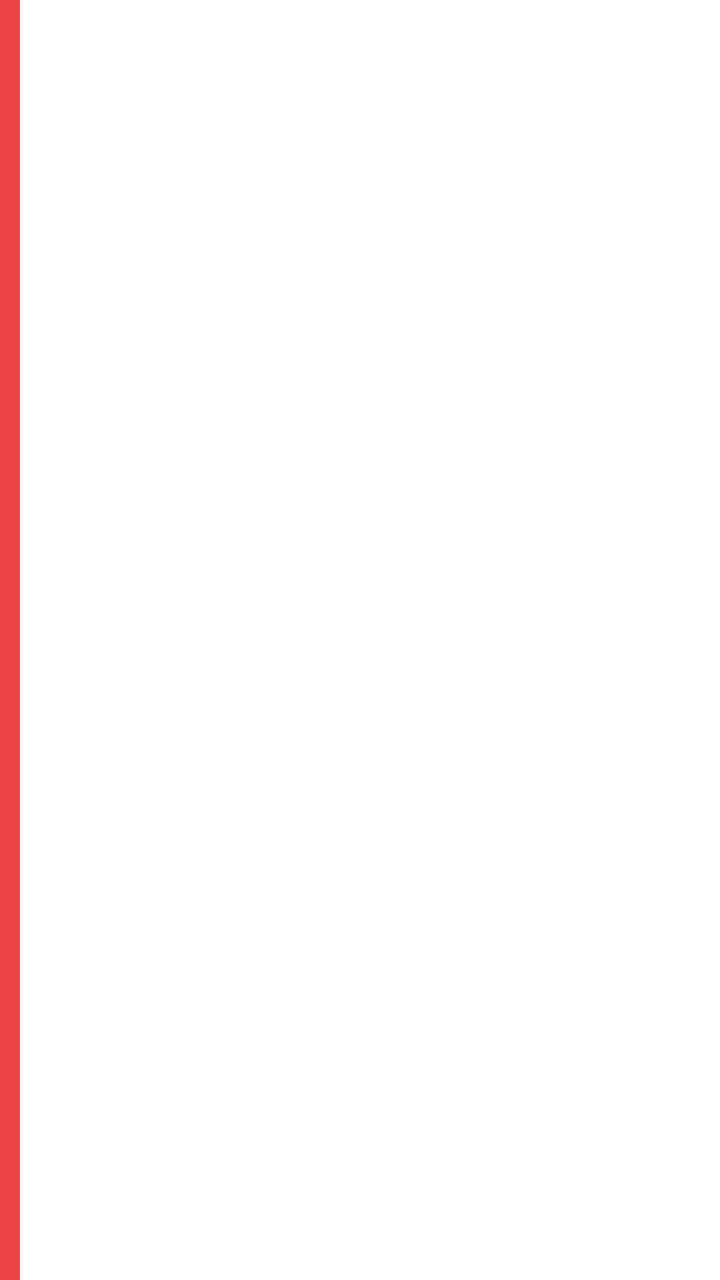
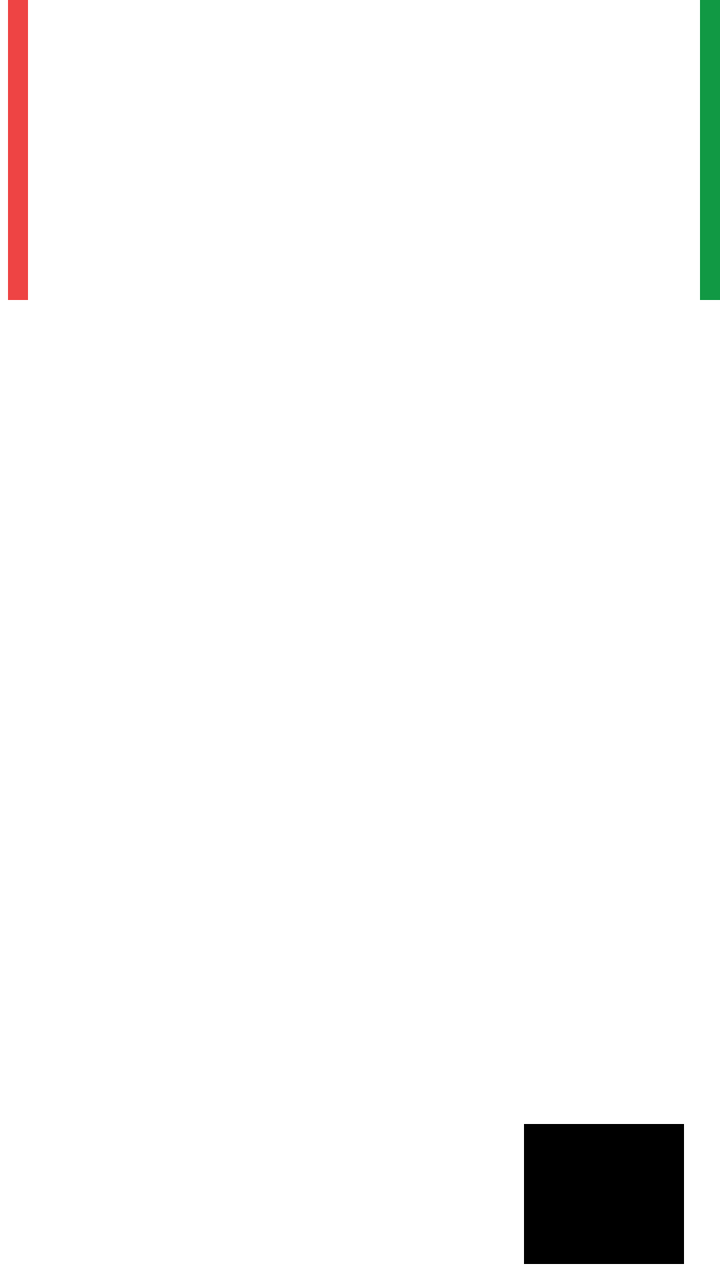

The first picture is an Android layout as it rendered before a commit; the second is the same layout after the commit. The layout source and the unified diff follow.
<!-- AndroidManifest.xml: application theme AppTheme -->
<!-- res/layout/item_index.xml -->
<?xml version="1.0" encoding="utf-8"?>
<LinearLayout xmlns:android="http://schemas.android.com/apk/res/android"
    android:id="@+id/spawn_item_view"
    android:layout_width="match_parent"
    android:layout_height="wrap_content"
    android:orientation="vertical"
    android:layout_margin="1dp"
    android:background="#fff">

    <FrameLayout
        android:id="@+id/index_remove_view"
        android:layout_width="10dp"
        android:layout_height="match_parent"
        android:gravity="center"
        android:textSize="@dimen/text_size_paragraph_title"
        android:background="@color/colorAttention"
        android:textColor="#fff"
        android:textStyle="bold"
        android:text="@string/symbol_decrement_button"/>

    <TextView
        android:id="@+id/spawn_item_primary"
        android:layout_width="match_parent"
        android:layout_height="wrap_content"
        android:layout_margin="4dp"
        android:textSize="@dimen/text_size_paragraph_title"
        android:textAppearance="?attr/textAppearanceListItem" />

    <LinearLayout xmlns:android="http://schemas.android.com/apk/res/android"
        android:layout_width="match_parent"
        android:layout_height="0dp"
        android:layout_weight="1"
        android:orientation="horizontal"
        android:baselineAligned="false"
        android:gravity="center">

        <LinearLayout xmlns:android="http://schemas.android.com/apk/res/android"
            android:layout_width="0dp"
            android:layout_height="match_parent"
            android:layout_weight="1"
            android:orientation="vertical">

            <TextView
                android:id="@+id/spawn_item_secondary"
                android:layout_width="match_parent"
                android:layout_height="wrap_content"
                android:layout_margin="4dp"
                android:textAppearance="?attr/textAppearanceListItem" />

            <TextView
                android:id="@+id/spawn_item_tertiary"
                android:layout_width="match_parent"
                android:layout_height="wrap_content"
                android:layout_margin="4dp"
                android:textAppearance="?attr/textAppearanceListItem" />

        </LinearLayout>

        <RelativeLayout
            android:layout_width="wrap_content"
            android:layout_height="match_parent"
            android:background="#000"
            android:gravity="end">

            <ImageView
                android:id="@+id/spawn_item_logo"
                android:layout_width="wrap_content"
                android:layout_height="match_parent"
                android:adjustViewBounds="true"
                android:contentDescription="@string/description_charity_logo"/>

        </RelativeLayout>

    </LinearLayout>

    <FrameLayout
        android:id="@+id/index_add_view"
        android:layout_width="10dp"
        android:layout_height="match_parent"
        android:gravity="center"
        android:textSize="@dimen/text_size_paragraph_title"
        android:background="@color/colorConversionDark"
        android:textColor="#fff"
        android:textStyle="bold"
        android:text="+"/>

</LinearLayout>
<!-- resources referenced by this layout -->
<resources>
  <color name="colorAttention">#EE4444</color>
  <color name="colorConversionDark">#119944</color>
  <dimen name="text_size_paragraph_title">20sp</dimen>
  <string name="description_charity_logo">This is the logo that corresponds to the listed charity</string>
  <string name="symbol_decrement_button">—</string>
  <style name="AppTheme" parent="Theme.AppCompat.Light.DarkActionBar">
          <item name="colorPrimary">@color/colorPrimary</item>
          <item name="colorPrimaryDark">@color/colorPrimaryDark</item>
          <item name="colorAccent">@color/colorAccent</item>
          <item name="popupMenuStyle">@style/AppTheme.PopupOverlay</item>
      </style>
  <color name="colorPrimary">#00B0FF</color>
  <color name="colorPrimaryDark">#0081CB</color>
  <color name="colorAccent">#F7BA28</color>
  <style name="AppTheme.PopupOverlay" parent="@android:style/Widget.PopupMenu">
          <item name="android:background">@color/colorPrimary</item>
      </style>
</resources>

<!-- the commit's change to res/layout/item_index.xml (unified diff, before → after) -->
@@ -1,87 +1,99 @@
 <?xml version="1.0" encoding="utf-8"?>
-<LinearLayout xmlns:android="http://schemas.android.com/apk/res/android"
+<androidx.constraintlayout.widget.ConstraintLayout
+    xmlns:android="http://schemas.android.com/apk/res/android"
+    xmlns:app="http://schemas.android.com/apk/res-auto"
+    xmlns:tools="http://schemas.android.com/tools"
     android:id="@+id/spawn_item_view"
     android:layout_width="match_parent"
     android:layout_height="wrap_content"
-    android:orientation="vertical"
     android:layout_margin="1dp"
     android:background="#fff">
 
     <FrameLayout
         android:id="@+id/index_remove_view"
         android:layout_width="10dp"
-        android:layout_height="match_parent"
+        android:layout_height="150dp"
+        android:layout_marginStart="4dp"
+        android:background="@color/colorAttention"
         android:gravity="center"
+        android:text="@string/symbol_decrement_button"
+        android:textColor="#fff"
         android:textSize="@dimen/text_size_paragraph_title"
-        android:background="@color/colorAttention"
-        android:textColor="#fff"
         android:textStyle="bold"
-        android:text="@string/symbol_decrement_button"/>
+        app:layout_constraintStart_toStartOf="parent"
+        tools:layout_editor_absoluteY="0dp" />
 
     <TextView
         android:id="@+id/spawn_item_primary"
-        android:layout_width="match_parent"
-        android:layout_height="wrap_content"
+        android:layout_width="372dp"
+        android:layout_height="56dp"
         android:layout_margin="4dp"
+        android:layout_marginTop="8dp"
+        android:layout_marginEnd="8dp"
+        android:textAppearance="?attr/textAppearanceListItem"
         android:textSize="@dimen/text_size_paragraph_title"
-        android:textAppearance="?attr/textAppearanceListItem" />
+        app:layout_constraintEnd_toStartOf="@+id/index_add_view"
+        app:layout_constraintStart_toEndOf="@+id/index_remove_view"
+        app:layout_constraintTop_toTopOf="parent" />
 
-    <LinearLayout xmlns:android="http://schemas.android.com/apk/res/android"
-        android:layout_width="match_parent"
-        android:layout_height="0dp"
-        android:layout_weight="1"
-        android:orientation="horizontal"
-        android:baselineAligned="false"
-        android:gravity="center">
+    <TextView
+        android:id="@+id/spawn_item_secondary"
+        android:layout_width="269dp"
+        android:layout_height="34dp"
+        android:layout_margin="4dp"
+        android:layout_marginStart="8dp"
+        android:layout_marginTop="8dp"
+        android:textAppearance="?attr/textAppearanceListItem"
+        app:layout_constraintStart_toEndOf="@+id/index_remove_view"
+        app:layout_constraintTop_toBottomOf="@+id/spawn_item_primary" />
 
-        <LinearLayout xmlns:android="http://schemas.android.com/apk/res/android"
-            android:layout_width="0dp"
-            android:layout_height="match_parent"
-            android:layout_weight="1"
-            android:orientation="vertical">
-
-            <TextView
-                android:id="@+id/spawn_item_secondary"
-                android:layout_width="match_parent"
-                android:layout_height="wrap_content"
-                android:layout_margin="4dp"
-                android:textAppearance="?attr/textAppearanceListItem" />
-
-            <TextView
-                android:id="@+id/spawn_item_tertiary"
-                android:layout_width="match_parent"
-                android:layout_height="wrap_content"
-                android:layout_margin="4dp"
-                android:textAppearance="?attr/textAppearanceListItem" />
-
-        </LinearLayout>
-
-        <RelativeLayout
-            android:layout_width="wrap_content"
-            android:layout_height="match_parent"
-            android:background="#000"
-            android:gravity="end">
-
-            <ImageView
-                android:id="@+id/spawn_item_logo"
-                android:layout_width="wrap_content"
-                android:layout_height="match_parent"
-                android:adjustViewBounds="true"
-                android:contentDescription="@string/description_charity_logo"/>
-
-        </RelativeLayout>
-
-    </LinearLayout>
+    <TextView
+        android:id="@+id/spawn_item_tertiary"
+        android:layout_width="268dp"
+        android:layout_height="35dp"
+        android:layout_margin="4dp"
+        android:layout_marginStart="8dp"
+        android:layout_marginTop="8dp"
+        android:layout_marginBottom="8dp"
+        android:textAppearance="?attr/textAppearanceListItem"
+        app:layout_constraintBottom_toBottomOf="parent"
+        app:layout_constraintStart_toEndOf="@+id/index_remove_view"
+        app:layout_constraintTop_toBottomOf="@+id/spawn_item_secondary" />
 
     <FrameLayout
         android:id="@+id/index_add_view"
         android:layout_width="10dp"
-        android:layout_height="match_parent"
+        android:layout_height="150dp"
+        android:background="@color/colorConversionDark"
         android:gravity="center"
+        android:text="+"
+        android:textColor="#fff"
         android:textSize="@dimen/text_size_paragraph_title"
-        android:background="@color/colorConversionDark"
-        android:textColor="#fff"
         android:textStyle="bold"
-        android:text="+"/>
+        app:layout_constraintEnd_toEndOf="parent"
+        tools:layout_editor_absoluteY="0dp" />
 
-</LinearLayout>
+    <FrameLayout
+        android:id="@+id/relativeLayout"
+        android:layout_width="80dp"
+        android:layout_height="70dp"
+        android:layout_marginStart="8dp"
+        android:layout_marginEnd="8dp"
+        android:layout_marginBottom="8dp"
+        android:background="#000"
+        android:gravity="end"
+        app:layout_constraintBottom_toBottomOf="parent"
+        app:layout_constraintEnd_toStartOf="@+id/index_add_view"
+        app:layout_constraintHorizontal_bias="1.0"
+        app:layout_constraintStart_toEndOf="@+id/spawn_item_secondary">
+
+        <ImageView
+            android:id="@+id/spawn_item_logo"
+            android:layout_width="wrap_content"
+            android:layout_height="300dp"
+            android:adjustViewBounds="true"
+            android:contentDescription="@string/description_charity_logo" />
+
+    </FrameLayout>
+
+</androidx.constraintlayout.widget.ConstraintLayout>
